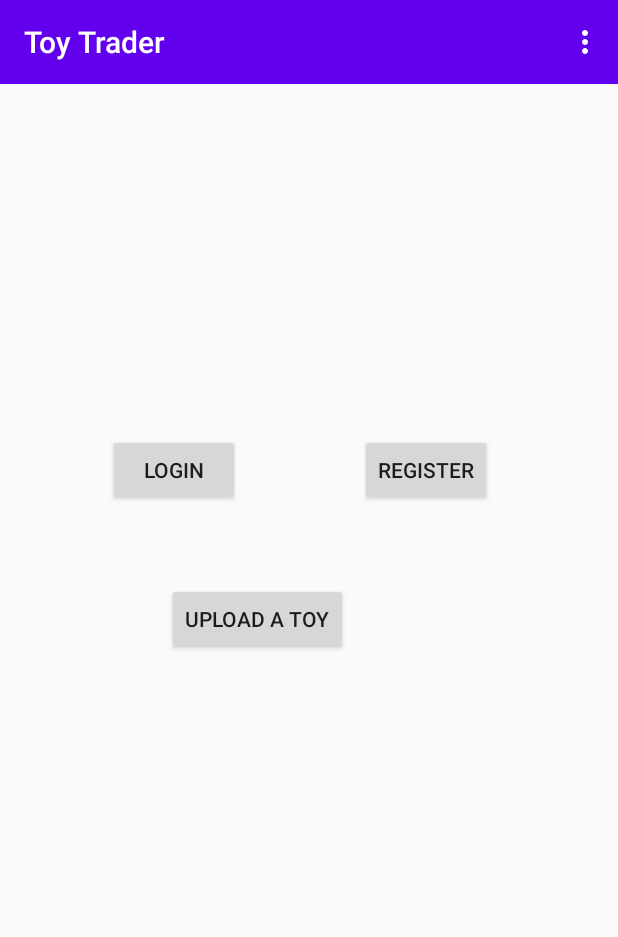
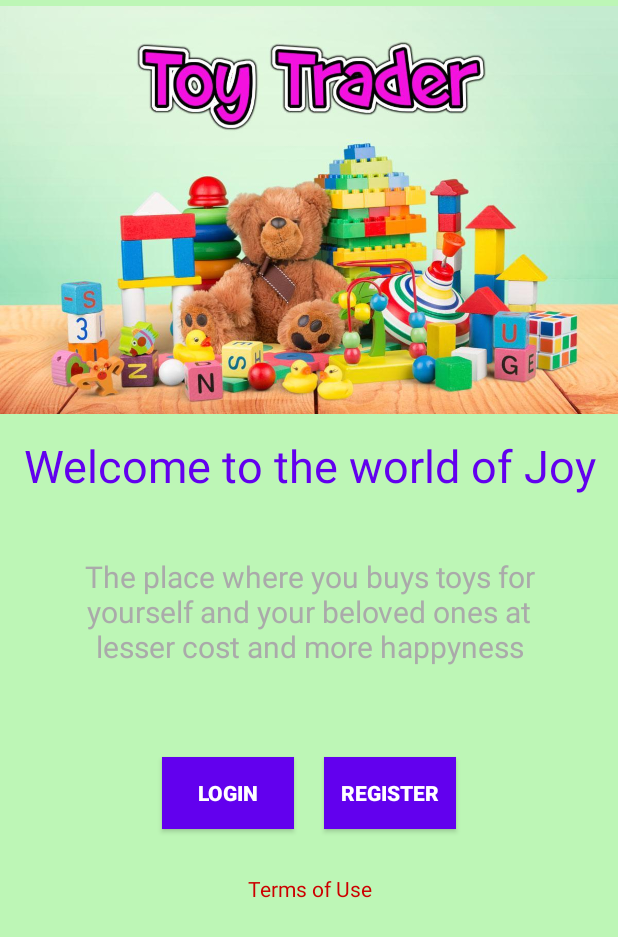
Before and after one commit to arselan95/Toy-Trader-Android-Application, an Android app: the screen it shows after launch (MainActivity), on a phone screen of 412 x 824 dp. Shown: the top 937 px of the screen. Run offline under Robolectric (Android 15) with nearby library versions, the phone set to English and light mode, and no system bars.

Commit message:
Start Page and Upload toy in navigation drawer

```diff
--- a/ToyTrader/app/src/main/java/com/example/toytrader/MainActivity.java
+++ b/ToyTrader/app/src/main/java/com/example/toytrader/MainActivity.java
@@ -6,37 +6,17 @@ import androidx.appcompat.widget.Toolbar;
 
 import android.content.Intent;
 import android.os.Bundle;
-
-import android.view.Menu;
-import android.view.MenuInflater;
-import android.view.MenuItem;
 import android.view.View;
 import android.widget.Button;
-
-import android.view.View;
 
 public class MainActivity extends AppCompatActivity {
     private Button loginButton;
     private Button signUpButton;
 
     @Override
-    public boolean onOptionsItemSelected(@NonNull MenuItem item) {
-        return super.onOptionsItemSelected(item);
-    }
-
-    @Override
-    public boolean onCreateOptionsMenu(Menu menu) {
-        MenuInflater inflater = getMenuInflater();
-        inflater.inflate(R.menu.menu, menu);
-        return super.onCreateOptionsMenu(menu);
-    }
-
-    @Override
     protected void onCreate(Bundle savedInstanceState) {
         super.onCreate(savedInstanceState);
         setContentView(R.layout.activity_main);
-        Toolbar toolbar = findViewById(R.id.action_bar);
-        setSupportActionBar(toolbar);
         onClickLoginButton();
         onClickRegisterButton();
     }
@@ -62,11 +42,4 @@ public class MainActivity extends AppCompatActivity {
         });
     }
 
-    //add an employee
-    public void uploadToy(View view) {
-        //new DbManager (this);
-        Intent intent;
-        intent = new Intent(this, UploadToy.class);
-        startActivity(intent);
-    }
 }
--- a/ToyTrader/app/src/main/res/layout/activity_main.xml
+++ b/ToyTrader/app/src/main/res/layout/activity_main.xml
@@ -1,58 +1,79 @@
 <?xml version="1.0" encoding="utf-8"?>
-<androidx.constraintlayout.widget.ConstraintLayout xmlns:android="http://schemas.android.com/apk/res/android"
+<LinearLayout xmlns:android="http://schemas.android.com/apk/res/android"
     xmlns:app="http://schemas.android.com/apk/res-auto"
     xmlns:tools="http://schemas.android.com/tools"
     android:layout_width="match_parent"
     android:layout_height="match_parent"
+    android:background="@color/colorAccent2"
     android:onClick="uploadToy"
+    android:orientation="vertical"
     tools:context=".MainActivity">
-    <include
-        layout="@layout/action_bar"
-        android:id="@+id/action_bar">
-    </include>
+
+
+    <ImageView
+        android:id="@+id/imageView"
+        android:layout_width="match_parent"
+        android:layout_height="280dp"
+        app:srcCompat="@drawable/main" />
+
+    <TextView
+        android:id="@+id/textView9"
+        android:layout_width="match_parent"
+        android:layout_height="wrap_content"
+        android:gravity="center"
+        android:padding="10dp"
+        android:text="Welcome to the world of Joy"
+        android:textColor="@color/colorPrimary"
+        android:textSize="30sp" />
+
+    <TextView
+        android:id="@+id/textView10"
+        android:layout_width="match_parent"
+        android:layout_height="wrap_content"
+        android:gravity="center"
+        android:padding="30dp"
+        android:text="The place where you buys toys for yourself and your beloved ones at lesser cost and more happyness"
+        android:textColor="@android:color/darker_gray"
+        android:textSize="20sp" />
+
+    <LinearLayout
+        android:layout_width="match_parent"
+        android:layout_height="wrap_content"
+        android:gravity="center"
+        android:orientation="horizontal"
+        android:padding="20dp">
 
         <Button
             android:id="@+id/login_btn"
             android:layout_width="wrap_content"
             android:layout_height="wrap_content"
-        android:layout_marginStart="72dp"
-        android:layout_marginLeft="72dp"
-        android:layout_marginTop="289dp"
+            android:layout_margin="10dp"
+            android:background="@color/colorPrimary"
             android:text="@string/login"
+            android:textColor="@android:color/white"
+            android:textStyle="bold"
             app:layout_constraintStart_toStartOf="parent"
             app:layout_constraintTop_toTopOf="parent" />
-
-    <Button
-        android:id="@+id/button"
-        android:layout_width="wrap_content"
-        android:layout_height="wrap_content"
-        android:layout_marginStart="143dp"
-        android:layout_marginLeft="143dp"
-        android:layout_marginTop="296dp"
-        android:layout_marginEnd="180dp"
-        android:layout_marginRight="180dp"
-        android:layout_marginBottom="387dp"
-        android:clickable="true"
-        android:onClick="uploadToy"
-        android:text="UPLOAD A TOY"
-        android:visibility="visible"
-        app:layout_constraintBottom_toBottomOf="parent"
-        app:layout_constraintEnd_toEndOf="parent"
-        app:layout_constraintHorizontal_bias="1.0"
-        app:layout_constraintStart_toStartOf="parent"
-        app:layout_constraintTop_toTopOf="parent"
-        app:layout_constraintVertical_bias="1.0"
-        tools:visibility="visible" />
-
 
         <Button
             android:id="@+id/signup_btn"
             android:layout_width="wrap_content"
             android:layout_height="wrap_content"
-        android:layout_marginTop="289dp"
-        android:layout_marginEnd="84dp"
-        android:layout_marginRight="84dp"
+            android:layout_margin="10dp"
+            android:background="@color/colorPrimary"
             android:text="@string/register"
+            android:textColor="@android:color/white"
+            android:textStyle="bold"
             app:layout_constraintEnd_toEndOf="parent"
             app:layout_constraintTop_toTopOf="parent" />
-</androidx.constraintlayout.widget.ConstraintLayout>
+    </LinearLayout>
+
+    <TextView
+        android:id="@+id/textView11"
+        android:layout_width="match_parent"
+        android:layout_height="wrap_content"
+        android:gravity="center"
+        android:text="Terms of Use"
+        android:textColor="@android:color/holo_red_dark" />
+
+</LinearLayout>
--- a/ToyTrader/app/src/main/res/menu/drawer_menu.xml
+++ b/ToyTrader/app/src/main/res/menu/drawer_menu.xml
@@ -3,9 +3,9 @@
     xmlns:tools="http://schemas.android.com/tools"
     tools:showIn="navigation_view">
     <group android:checkableBehavior="single">
-        <item android:id="@+id/nav_message"
-            android:icon="@drawable/ic_message"
-            android:title="Message"/>
+        <item android:id="@+id/add_toys"
+            android:icon="@drawable/ic_add"
+            android:title="Add Toys"/>
         <item android:id="@+id/nav_chat"
             android:icon="@drawable/ic_baseline_chat"
             android:title="Chat"/>
--- a/ToyTrader/app/src/main/res/values/colors.xml
+++ b/ToyTrader/app/src/main/res/values/colors.xml
@@ -3,4 +3,5 @@
     <color name="colorPrimary">#6200EE</color>
     <color name="colorPrimaryDark">#3700B3</color>
     <color name="colorAccent">#03DAC5</color>
+    <color name="colorAccent2">#BDF6B6</color>
 </resources>
```
Also changed, not shown: ToyTrader/app/src/main/java/com/example/toytrader/UserHomeActivity.java (+35 -1 lines), ToyTrader/app/src/main/res/drawable/ic_add.xml (added, +10 -0 lines), ToyTrader/app/src/main/res/layout/nav_header.xml (+10 -5 lines), ToyTrader/app/src/main/res/drawable/main.jpg (added), 142 other files. Lines whose indentation alone changed are shown as unchanged.
